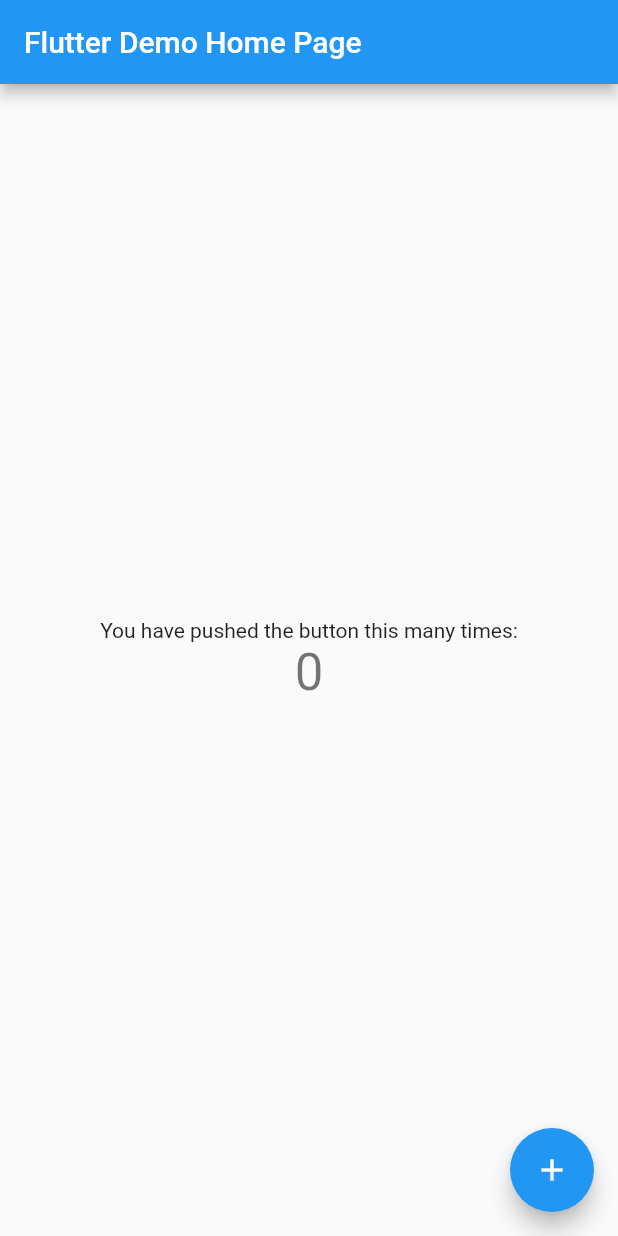
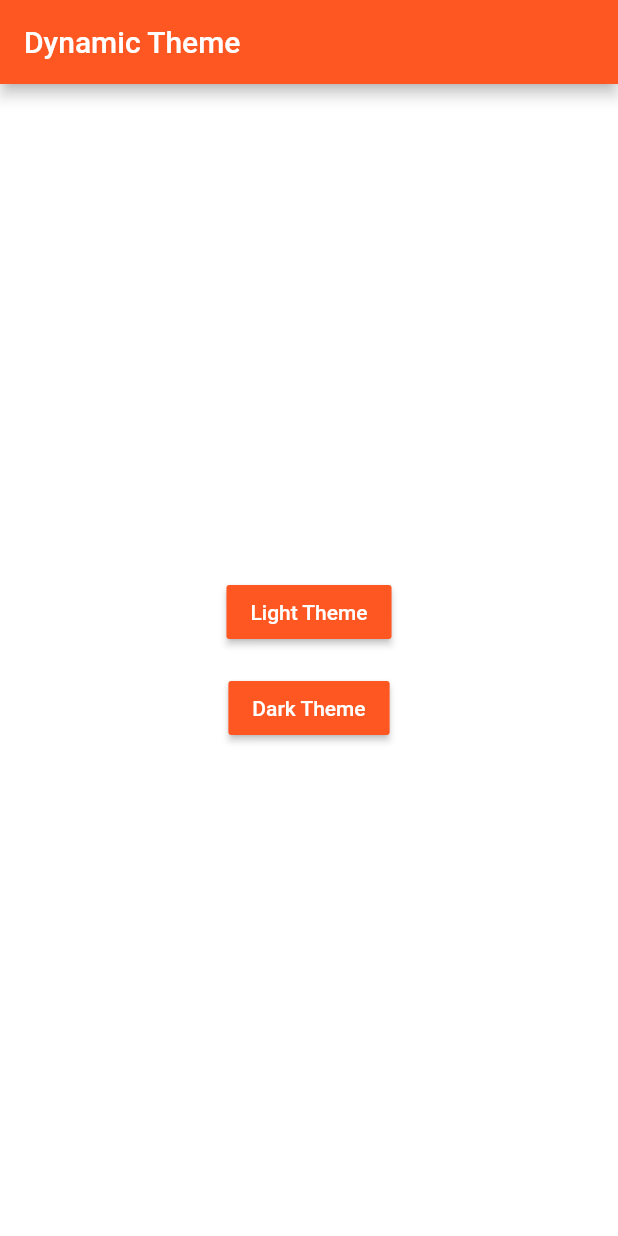
Before and after one commit to follow2vivek/flutter_dynamic_theme, a Flutter app: the screen it shows after launch, on a phone screen of 412 x 824 dp. Run offline on Flutter 3.47's test engine with Material 2 defaults, Android fonts, the phone set to English and light mode, and no system bars; our stand-ins replace dynamic_theme, shared_preferences.

Commit message:
completed dynamic theme.

```diff
--- a/lib/main.dart
+++ b/lib/main.dart
@@ -1,111 +1,27 @@
+import 'package:dynamic_theme/dynamic_theme.dart';
 import 'package:flutter/material.dart';
+import 'package:flutter_theme/shared_pref_manager.dart';
+import 'package:flutter_theme/theme.dart';
+import 'package:flutter_theme/theme_screen.dart';
 
 void main() => runApp(MyApp());
 
 class MyApp extends StatelessWidget {
-  // This widget is the root of your application.
   @override
   Widget build(BuildContext context) {
-    return MaterialApp(
-      title: 'Flutter Demo',
-      theme: ThemeData(
-        // This is the theme of your application.
-        //
-        // Try running your application with "flutter run". You'll see the
-        // application has a blue toolbar. Then, without quitting the app, try
-        // changing the primarySwatch below to Colors.green and then invoke
-        // "hot reload" (press "r" in the console where you ran "flutter run",
-        // or simply save your changes to "hot reload" in a Flutter IDE).
-        // Notice that the counter didn't reset back to zero; the application
-        // is not restarted.
-        primarySwatch: Colors.blue,
-      ),
-      home: MyHomePage(title: 'Flutter Demo Home Page'),
-    );
+    return DynamicTheme(
+        defaultBrightness: Brightness.light,
+        data: (brightness) => themeLight,
+        themedWidgetBuilder: (BuildContext context, ThemeData themeData) {
+          return FutureBuilder(
+            initialData: 0,
+            future: SharedPrefManager.getInt(keyTheme),
+            builder: (context, snapshot) => MaterialApp(
+              home: ThemeScreen(),
+              debugShowCheckedModeBanner: false,
+              theme: snapshot.data == 0 ? themeLight : themeDark,
+            ),
+          );
+        });
   }
 }
-
-class MyHomePage extends StatefulWidget {
-  MyHomePage({Key key, this.title}) : super(key: key);
-
-  // This widget is the home page of your application. It is stateful, meaning
-  // that it has a State object (defined below) that contains fields that affect
-  // how it looks.
-
-  // This class is the configuration for the state. It holds the values (in this
-  // case the title) provided by the parent (in this case the App widget) and
-  // used by the build method of the State. Fields in a Widget subclass are
-  // always marked "final".
-
-  final String title;
-
-  @override
-  _MyHomePageState createState() => _MyHomePageState();
-}
-
-class _MyHomePageState extends State<MyHomePage> {
-  int _counter = 0;
-
-  void _incrementCounter() {
-    setState(() {
-      // This call to setState tells the Flutter framework that something has
-      // changed in this State, which causes it to rerun the build method below
-      // so that the display can reflect the updated values. If we changed
-      // _counter without calling setState(), then the build method would not be
-      // called again, and so nothing would appear to happen.
-      _counter++;
-    });
-  }
-
-  @override
-  Widget build(BuildContext context) {
-    // This method is rerun every time setState is called, for instance as done
-    // by the _incrementCounter method above.
-    //
-    // The Flutter framework has been optimized to make rerunning build methods
-    // fast, so that you can just rebuild anything that needs updating rather
-    // than having to individually change instances of widgets.
-    return Scaffold(
-      appBar: AppBar(
-        // Here we take the value from the MyHomePage object that was created by
-        // the App.build method, and use it to set our appbar title.
-        title: Text(widget.title),
-      ),
-      body: Center(
-        // Center is a layout widget. It takes a single child and positions it
-        // in the middle of the parent.
-        child: Column(
-          // Column is also a layout widget. It takes a list of children and
-          // arranges them vertically. By default, it sizes itself to fit its
-          // children horizontally, and tries to be as tall as its parent.
-          //
-          // Invoke "debug painting" (press "p" in the console, choose the
-          // "Toggle Debug Paint" action from the Flutter Inspector in Android
-          // Studio, or the "Toggle Debug Paint" command in Visual Studio Code)
-          // to see the wireframe for each widget.
-          //
-          // Column has various properties to control how it sizes itself and
-          // how it positions its children. Here we use mainAxisAlignment to
-          // center the children vertically; the main axis here is the vertical
-          // axis because Columns are vertical (the cross axis would be
-          // horizontal).
-          mainAxisAlignment: MainAxisAlignment.center,
-          children: <Widget>[
-            Text(
-              'You have pushed the button this many times:',
-            ),
-            Text(
-              '$_counter',
-              style: Theme.of(context).textTheme.display1,
-            ),
-          ],
-        ),
-      ),
-      floatingActionButton: FloatingActionButton(
-        onPressed: _incrementCounter,
-        tooltip: 'Increment',
-        child: Icon(Icons.add),
-      ), // This trailing comma makes auto-formatting nicer for build methods.
-    );
-  }
-}
--- /dev/null
+++ b/lib/shared_pref_manager.dart
@@ -0,0 +1,26 @@
+import 'package:shared_preferences/shared_preferences.dart';
+
+
+const keyTheme = 'theme';
+
+class SharedPrefManager {
+  static Future<int> getInt(String key) async {
+    final SharedPreferences prefs = await SharedPreferences.getInstance();
+    return prefs.getInt(key) ?? 0;
+  }
+
+  static Future<bool> setInt(String key, int value) async {
+    final SharedPreferences prefs = await SharedPreferences.getInstance();
+    return prefs.setInt(key, value);
+  }
+
+  static Future<String> getString(String key) async {
+    final SharedPreferences prefs = await SharedPreferences.getInstance();
+    return prefs.getString(key) ?? '';
+  }
+
+  static Future<bool> setString(String key, String value) async {
+    final SharedPreferences prefs = await SharedPreferences.getInstance();
+    return prefs.setString(key, value);
+  }
+}
--- /dev/null
+++ b/lib/theme.dart
@@ -0,0 +1,16 @@
+import 'package:flutter/material.dart';
+
+ThemeData themeLight = ThemeData(
+  primaryColor: Colors.white,
+  backgroundColor: Colors.white,
+  accentColor: Colors.deepOrange,
+  buttonColor: Colors.deepOrange,
+);
+
+
+ThemeData themeDark = ThemeData(
+  primaryColor: Colors.black,
+  backgroundColor: Colors.black,
+  accentColor: Colors.orange,
+  buttonColor: Colors.orange,
+);
--- /dev/null
+++ b/lib/theme_screen.dart
@@ -0,0 +1,63 @@
+import 'package:dynamic_theme/dynamic_theme.dart';
+import 'package:flutter/material.dart';
+import 'package:flutter_theme/shared_pref_manager.dart';
+import 'package:flutter_theme/theme.dart';
+
+class ThemeScreen extends StatelessWidget {
+  @override
+  Widget build(BuildContext context) {
+    return Scaffold(
+      appBar: AppBar(
+        backgroundColor: Theme.of(context).accentColor,
+        title: Text(
+          'Dynamic Theme',
+          style: TextStyle(
+            color: Theme.of(context).primaryColor,
+          ),
+        ),
+      ),
+      backgroundColor: Theme.of(context).backgroundColor,
+      body: Container(
+        child: Column(
+          mainAxisAlignment: MainAxisAlignment.center,
+          children: <Widget>[
+            Center(
+              child: MaterialButton(
+                onPressed: () {
+
+                  SharedPrefManager.setInt(keyTheme, 0);
+                  DynamicTheme.of(context).setThemeData(themeLight);
+                },
+                color: Theme.of(context).buttonColor,
+                child: Text(
+                  'Light Theme',
+                  style: TextStyle(
+                    color: Theme.of(context).primaryColor,
+                  ),
+                ),
+              ),
+            ),
+            SizedBox(
+              height: 16,
+            ),
+            Center(
+              child: MaterialButton(
+                onPressed: () {
+                  SharedPrefManager.setInt(keyTheme, 1);
+                  DynamicTheme.of(context).setThemeData(themeDark);
+                },
+                color: Theme.of(context).buttonColor,
+                child: Text(
+                  'Dark Theme',
+                  style: TextStyle(
+                    color: Theme.of(context).primaryColor,
+                  ),
+                ),
+              ),
+            ),
+          ],
+        ),
+      ),
+    );
+  }
+}
```
Also changed, not shown: pubspec.yaml (+2 -45 lines), pubspec.lock, 6 other files.
